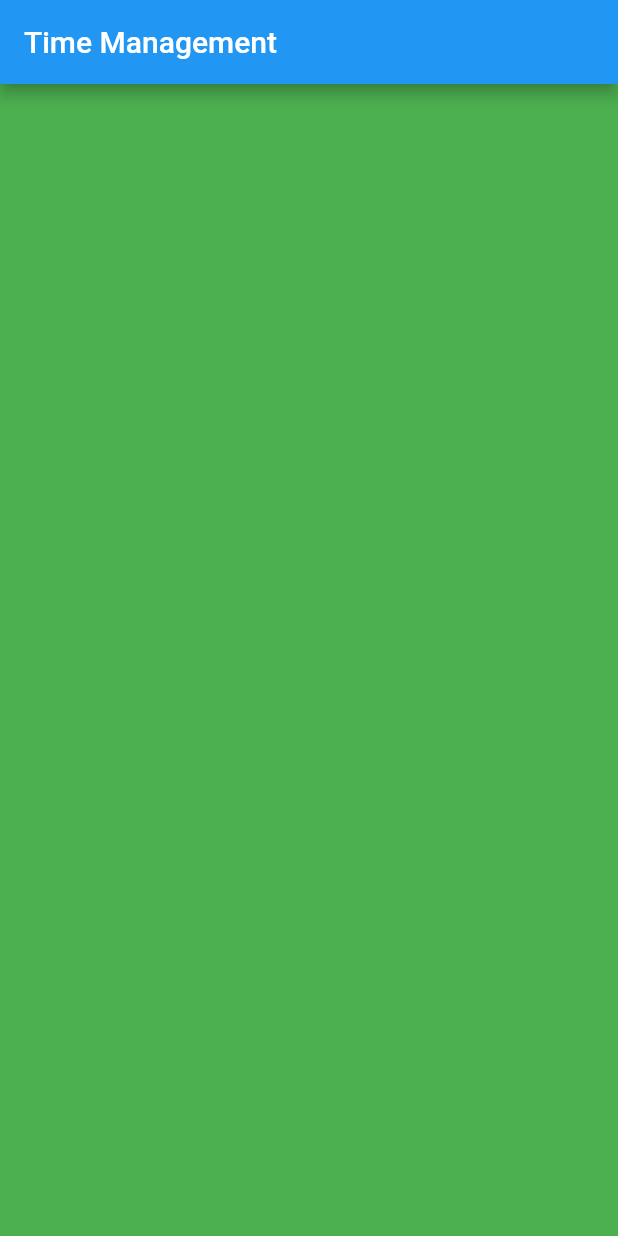
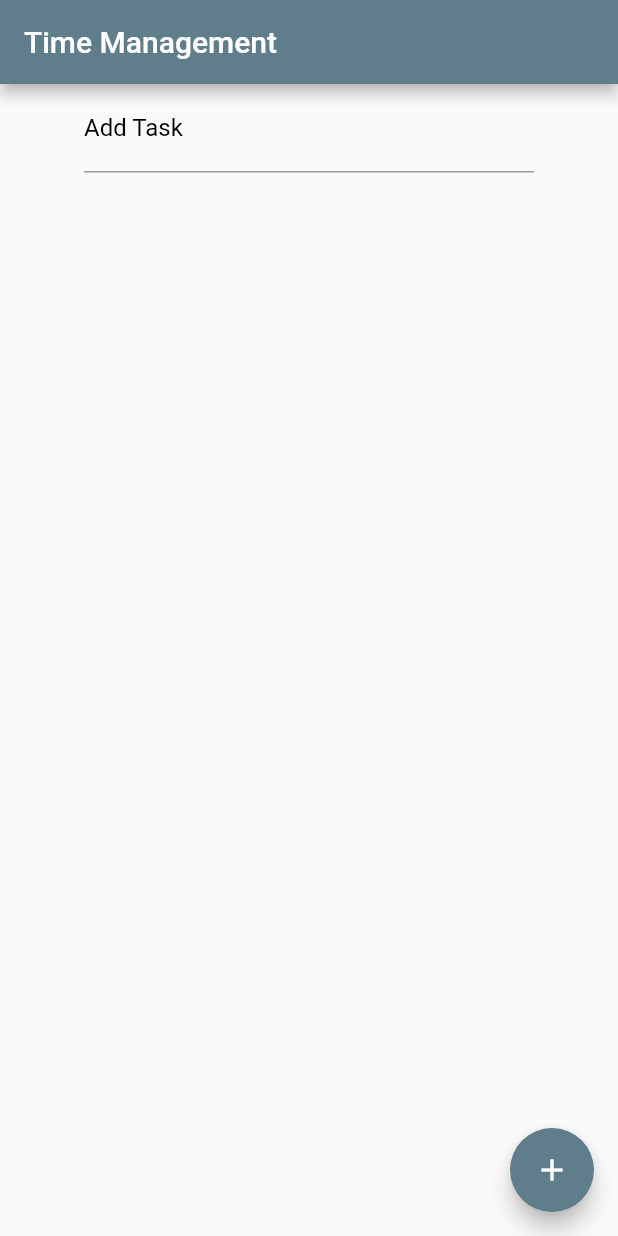
Before and after one commit to SamuelEVicente/timemanagement, a Flutter app: the screen it shows after launch, on a phone screen of 412 x 824 dp. Run offline on Flutter 3.47's test engine with Material 2 defaults, Android fonts, the phone set to English and light mode, and no system bars; our stand-ins replace charts_flutter.

Commit message:
Modified from boilerplate to main page design

```diff
--- a/lib/main.dart
+++ b/lib/main.dart
@@ -1,4 +1,8 @@
 import 'package:flutter/material.dart';
+import 'package:timemanagement/Screens/AddTaskDialog.dart';
+import 'package:timemanagement/User/User.dart';
+import 'package:timemanagement/Widgets/Popup/Popup.dart';
+import 'package:timemanagement/Widgets/Popup/PopupContent.dart';
 
 void main() => runApp(MyApp());
 
@@ -16,6 +20,7 @@ class MyApp extends StatelessWidget {
 }
 
 class MyHomePage extends StatefulWidget {
+  static User theUser = new User();
   MyHomePage({Key key, this.title}) : super(key: key);
 
   final String title;
@@ -25,25 +30,88 @@ class MyHomePage extends StatefulWidget {
 }
 
 class _MyHomePageState extends State<MyHomePage> {
-  int _counter = 0;
-
-  void _incrementCounter() {
-    setState(() {
-      _counter++;
-    });
-  }
-
   @override
   Widget build(BuildContext context) {
+    TextEditingController taskNameController = new TextEditingController();
+    String taskName = "";
     return Scaffold(
       appBar: AppBar(
         title: Text(widget.title),
+        backgroundColor: Colors.blueGrey,
       ),
       body: Center(
         child: Container(
-          color: Colors.green,
-        )
+            alignment: Alignment.topCenter,
+            width: 300.0,
+            child: new TextField(
+              decoration: new InputDecoration(
+                  hintText: "Enter name of Task",
+                  labelText: "Add Task",
+                  labelStyle: new TextStyle(color: Colors.black),
+                  enabledBorder: new UnderlineInputBorder(
+                      borderSide: new BorderSide(color: Colors.black38)),
+                  border: new UnderlineInputBorder(
+                      borderSide: new BorderSide(color: Colors.black38))),
+              textAlign: TextAlign.center,
+              controller: taskNameController,
+              onChanged: (text) {
+                taskName = text;
+              },
+              onEditingComplete: () {
+                taskNameController.text = taskName;
+              },
+              //textAlign: TextAlign.center,
+            )),
+      ),
+      floatingActionButton: FloatingActionButton(
+        onPressed: () {
+          if (taskNameController.text.length > 1) {
+            showPopup(context, _popupBody(taskName), 'Add Task');
+            taskName = "";
+          }
+        },
+        tooltip: 'Increment',
+        child: Icon(Icons.add),
+        backgroundColor: Colors.blueGrey,
       ),
     );
   }
+
+  showPopup(BuildContext context, Widget widget, String title,
+      {BuildContext popupContext}) {
+    Navigator.push(
+      context,
+      PopupLayout(
+        top: 30,
+        left: 30,
+        right: 30,
+        bottom: 50,
+        child: PopupContent(
+          content: Scaffold(
+            appBar: AppBar(
+              backgroundColor: Colors.blueGrey,
+              title: Text(title),
+              leading: new Builder(builder: (context) {
+                return IconButton(
+                  icon: Icon(Icons.arrow_back),
+                  onPressed: () {
+                    try {
+                      Navigator.pop(context); //close the popup
+                    } catch (e) {}
+                  },
+                );
+              }),
+              brightness: Brightness.light,
+            ),
+            resizeToAvoidBottomPadding: false,
+            body: widget,
+          ),
+        ),
+      ),
+    );
+  }
+
+  Widget _popupBody(name) {
+    return AddTaskDialog(name);
+  }
 }
```
